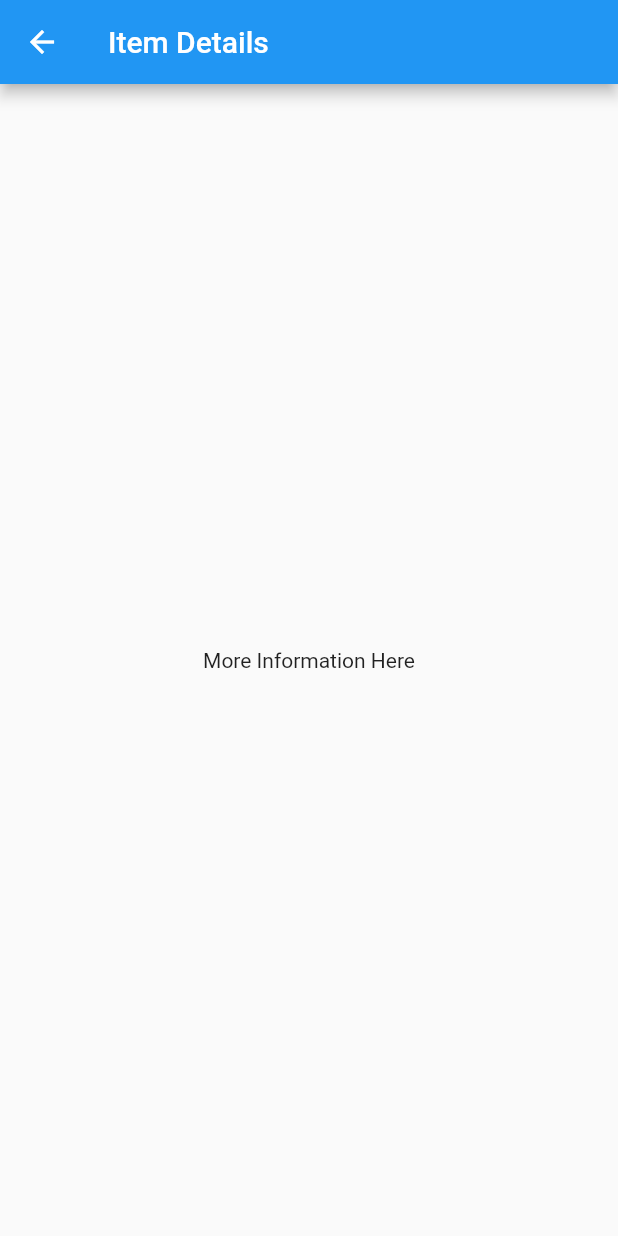
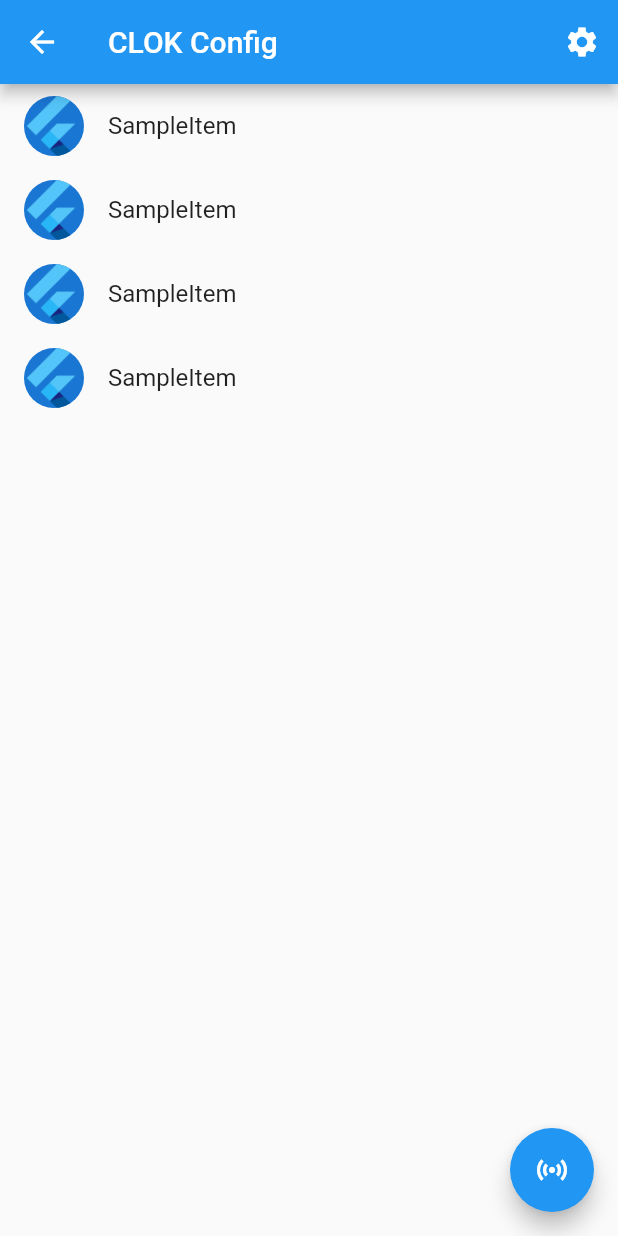
Before and after one commit to Clam-/CLOK, a Flutter app: the DeviceDetailsView screen opened by its route, on a phone screen of 412 x 824 dp. Run offline on Flutter 3.47's test engine with Material 2 defaults, Android fonts, the phone set to English and light mode, and no system bars; missing offline and left inert: quick_blue, signal_strength_indicator; generated files the repository leaves out were written again.

Commit message:
Building up configurator app

```diff
--- a/app/clok/lib/src/menu/device_detail.dart
+++ b/app/clok/lib/src/menu/device_detail.dart
@@ -1,20 +1,132 @@
+import 'dart:typed_data';
+import 'dart:convert';
 import 'package:flutter/material.dart';
+import 'package:quick_blue/quick_blue.dart';
+
+import '../settings/settings_view.dart';
+import 'simple_control.dart';
 
 /// Displays detailed information about a SampleItem.
-class DeviceDetailsView extends StatelessWidget {
+class DeviceDetailsView extends StatefulWidget {
   const DeviceDetailsView({super.key});
+  static const routeName = '/device';
 
-  static const routeName = '/sample_item';
+@override
+  State<DeviceDetailsView> createState() => _DeviceDetailsView();
+}
+
+class _DeviceDetailsView extends State<DeviceDetailsView> {
+
+  // state vars
+  bool _WiFiscanning = false;
+  bool _BLEConnected = false;
+
+  // Options List
+  final items = {
+      // WiFi
+      //WiFiListControl("BAAD0011-5AAD-BAAD-FFFF-5AD5ADBADCLK", "WiFi SSIDs"),
+      // RootCA
+      "BAAD0031-5AAD-BAAD-FFFF-5AD5ADBADCLK" : SimpleControl("BAAD0031-5AAD-BAAD-FFFF-5AD5ADBADCLK", "RootCA URL", ""),
+      // TZ
+      "BAAD0051-5AAD-BAAD-FFFF-5AD5ADBADCLK" : SimpleControl("BAAD0051-5AAD-BAAD-FFFF-5AD5ADBADCLK", "TZ ZoneInfo URL", ""),
+      //TZListControl("BAAD0051-5AAD-BAAD-FFFF-5AD5ADBADCLK", "TZ Select Timezone"),
+      "BAAD0056-5AAD-BAAD-FFFF-5AD5ADBADCLK" : SimpleControl("BAAD0056-5AAD-BAAD-FFFF-5AD5ADBADCLK", "TZ NTP Server 1", ""),
+      "BAAD0057-5AAD-BAAD-FFFF-5AD5ADBADCLK" : SimpleControl("BAAD0057-5AAD-BAAD-FFFF-5AD5ADBADCLK", "TZ NTP Server 2", ""),
+  };
+
+  @override
+  void initState() {
+    super.initState();
+    QuickBlue.setConnectionHandler(_handleConnectionChange);
+    QuickBlue.setValueHandler(_handleValueChange);
+  }
+  @override
+  void dispose() {
+    super.dispose();
+    QuickBlue.setValueHandler(null);
+    QuickBlue.setServiceHandler(null);
+    QuickBlue.setConnectionHandler(null);
+  }
+
+  void _handleConnectionChange(String deviceId, BlueConnectionState state) {
+    print('_handleConnectionChange $deviceId, $state');
+    if (state == BlueConnectionState.connected) {
+      // do some BLE setup... setup notifiers, etc...
+      //setup notifiers...
+      //QuickBlue.setNotifiable(deviceId, serviceId, characteristicId, true);
+    }
+    setState(() => _BLEConnected = state == BlueConnectionState.connected);
+  }
+  void _handleValueChange(String deviceId, String characteristicId, Uint8List value) {
+    print('_handleValueChange $deviceId, $characteristicId, ${utf8.decode(value)}');
+    // oh goodness, I have to make my own data parser??? aaaaa, how is this harder than arduino!? haha.
+
+  }
+
+  void _toggleScan() {
+    if (_WiFiscanning) {
+      // stop scanning
+
+     }
+    else {
+      //start scanning
+
+    }
+  }
 
   @override
   Widget build(BuildContext context) {
     return Scaffold(
       appBar: AppBar(
-        title: const Text('Item Details'),
+        title: const Text('CLOK Config'),
+        actions: [
+          IconButton(
+            icon: const Icon(Icons.settings),
+            onPressed: () {
+              // Navigate to the settings page. If the user leaves and returns
+              // to the app after it has been killed while running in the
+              // background, the navigation stack is restored.
+              Navigator.restorablePushNamed(context, SettingsView.routeName);
+            },
+          ),
+        ],
       ),
-      body: const Center(
-        child: Text('More Information Here'),
+
+      // To work with lists that may contain a large number of items, it’s best
+      // to use the ListView.builder constructor.
+      //
+      // In contrast to the default ListView constructor, which requires
+      // building all Widgets up front, the ListView.builder constructor lazily
+      // builds Widgets as they’re scrolled into view.
+      body: ListView.builder(
+        // Providing a restorationId allows the ListView to restore the
+        // scroll position when a user leaves and returns to the app after it
+        // has been killed while running in the background.
+        restorationId: 'menuListView',
+        itemCount: items.length,
+        itemBuilder: (BuildContext context, int index) {
+          return ListTile(
+              title: const Text('SampleItem'),
+              leading: const CircleAvatar(
+                // Display the Flutter Logo image asset.
+                foregroundImage: AssetImage('assets/images/flutter_logo.png'),
+              ),
+              onTap: () {
+                // Navigate to the details page. If the user leaves and returns to
+                // the app after it has been killed while running in the
+                // background, the navigation stack is restored.
+                Navigator.restorablePushNamed(
+                  context,
+                  DeviceDetailsView.routeName,
+                );
+              });
+        },
       ),
+      floatingActionButton: FloatingActionButton(
+        onPressed: _BLEConnected ? _toggleScan : null ,
+        tooltip: _WiFiscanning ? 'Stop Scan' : 'Start Scan',
+        child: _WiFiscanning ? const Icon(Icons.sensors_off): const Icon(Icons.sensors),
+      )
     );
   }
 }
```
Also changed, not shown: app/clok/lib/src/menu/device_list.dart (+10 -6 lines), app/clok/lib/src/util.dart (added, +18 -0 lines), 1 other file.
